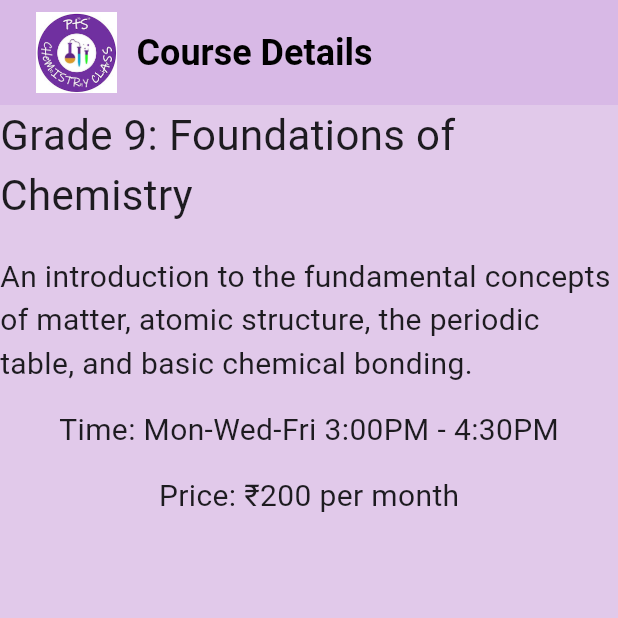
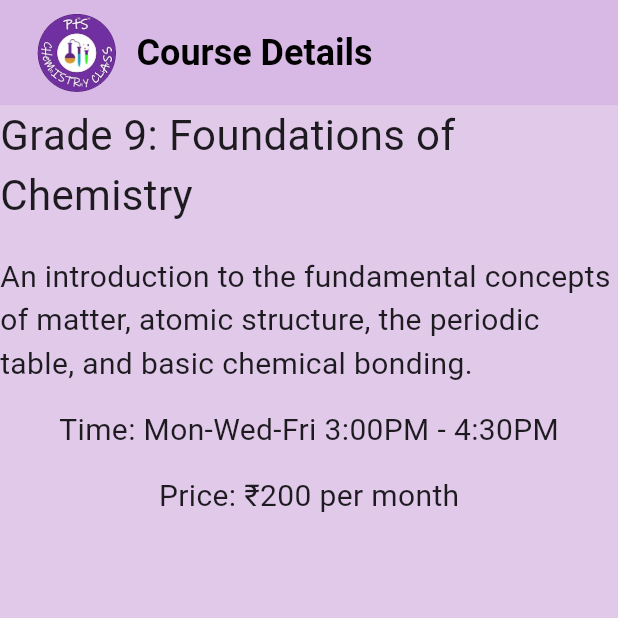
Before and after one commit to Srijen-Raja/PTSChemistry, a Flutter app: the screen it shows after launch, after a tap on "Grade 9: Foundations of Chemistry", on a phone screen of 412 x 824 dp, the top half of it. Run offline on Flutter 3.47's test engine with Material 3 defaults, Android fonts, the light colour scheme and no system bars; our stand-ins replace youtube_player_iframe; missing offline and left inert: carousel_slider_plus; network calls fail; Roboto replaces fonts that are missing (Georgia).

Commit message:
UI Updates

```diff
--- a/lib/about_page.dart
+++ b/lib/about_page.dart
@@ -37,7 +37,7 @@ class AboutPage extends StatelessWidget {
         elevation: 1.0,
         toolbarHeight: 70,
         title: Row(children: [
-          SizedBox(height: 70, width: 70, child: IconButton(onPressed: () => Navigator.pushNamed(context, '/'), icon: Image.asset("images/icon.jpg"))),
+          SizedBox(height: 70, width: 70, child: IconButton(onPressed: () => Navigator.pushNamed(context, '/'), icon: Image.asset("images/icon1.png"))),
           const SizedBox(width: 5),
           const Text('About Me', style: TextStyle(fontWeight: FontWeight.bold, fontSize: 24)),
         ]),
--- a/lib/contact_page.dart
+++ b/lib/contact_page.dart
@@ -39,7 +39,7 @@ class ContactPage extends StatelessWidget {
         elevation: 1.0,
         toolbarHeight: 70,
         title: Row(children: [
-          SizedBox(height: 70, width: 70, child: IconButton(onPressed: () => Navigator.pushNamed(context, '/'), icon: Image.asset("images/icon.jpg"))),
+          SizedBox(height: 70, width: 70, child: IconButton(onPressed: () => Navigator.pushNamed(context, '/'), icon: Image.asset("images/icon1.png"))),
           const SizedBox(width: 5),
           const Text('Contact Me', style: TextStyle(fontWeight: FontWeight.bold, fontSize: 24)),
         ]),
--- a/lib/courses_page.dart
+++ b/lib/courses_page.dart
@@ -36,7 +36,7 @@ class CoursesPage extends StatelessWidget {
         elevation: 1.0,
         toolbarHeight: 70,
         title: Row(children: [
-          SizedBox(height: 70, width: 70, child: IconButton(onPressed: () => Navigator.pushNamed(context, '/'), icon: Image.asset("images/icon.jpg"))),
+          SizedBox(height: 70, width: 70, child: IconButton(onPressed: () => Navigator.pushNamed(context, '/'), icon: Image.asset("images/icon1.png"))),
           const SizedBox(width: 5),
           const Text('Course Details', style: TextStyle(fontWeight: FontWeight.bold, fontSize: 24)),
         ]),
--- a/lib/home_page.dart
+++ b/lib/home_page.dart
@@ -61,7 +61,7 @@ class _HomePageState extends State<HomePage> {
         elevation: 1.0,
         toolbarHeight: 70,
         title: Row(children: [
-          SizedBox(height: 70, width: 70, child: IconButton(onPressed: () => Navigator.pushNamed(context, '/'), icon: Image.asset("images/icon.jpg"))),
+          SizedBox(height: 70, width: 70, child: IconButton(onPressed: () => Navigator.pushNamed(context, '/'), icon: Image.asset("images/icon1.png"))),
           const SizedBox(width: 5),
           const Text('PTS Chemistry Class', style: TextStyle(fontWeight: FontWeight.bold, fontSize: 24)),
         ]),
@@ -490,7 +490,8 @@ class CoursesPageContent extends StatelessWidget {
           child: const Text('Check out My Lectures',style: TextStyle(fontSize: 32, fontWeight: FontWeight.bold),),
            onPressed: () { Navigator.pushNamed(context, '/videos');},
         ),
-        ])
+        ]),
+        SizedBox(height: 30,),
       ],
     );
   }
--- a/lib/login_page.dart
+++ b/lib/login_page.dart
@@ -32,7 +32,7 @@ class LoginPage extends StatelessWidget {
         elevation: 1.0,
         toolbarHeight: 70,
         title: Row(children: [
-          SizedBox(height: 70, width: 70, child: IconButton(onPressed: () => Navigator.pushNamed(context, '/'), icon: Image.asset("images/icon.jpg"))),
+          SizedBox(height: 70, width: 70, child: IconButton(onPressed: () => Navigator.pushNamed(context, '/'), icon: Image.asset("images/icon1.png"))),
           const SizedBox(width: 5),
           const Text('Login', style: TextStyle(fontWeight: FontWeight.bold, fontSize: 24)),
         ]),
--- a/lib/reviews_page.dart
+++ b/lib/reviews_page.dart
@@ -32,7 +32,7 @@ class ReviewsPage extends StatelessWidget {
         elevation: 1.0,
         toolbarHeight: 70,
         title: Row(children: [
-          SizedBox(height: 70, width: 70, child: IconButton(onPressed: () => Navigator.pushNamed(context, '/'), icon: Image.asset("images/icon.jpg"))),
+          SizedBox(height: 70, width: 70, child: IconButton(onPressed: () => Navigator.pushNamed(context, '/'), icon: Image.asset("images/icon1.png"))),
           const SizedBox(width: 5),
           const Text('Reviews', style: TextStyle(fontWeight: FontWeight.bold, fontSize: 24)),
         ]),
--- a/lib/videos_page.dart
+++ b/lib/videos_page.dart
@@ -78,7 +78,7 @@ class _VideosPageState extends State<VideosPage> {
         elevation: 1.0,
         toolbarHeight: 70,
         title: Row(children: [
-          SizedBox(height: 70, width: 70, child: IconButton(onPressed: () => Navigator.pushNamed(context, '/'), icon: Image.asset("images/icon.jpg"))),
+          SizedBox(height: 70, width: 70, child: IconButton(onPressed: () => Navigator.pushNamed(context, '/'), icon: Image.asset("images/icon1.png"))),
           const SizedBox(width: 5),
           const Text('Lectures', style: TextStyle(fontWeight: FontWeight.bold, fontSize: 24)),
         ]),
```
Also changed, not shown: images/icon1.png (added).
